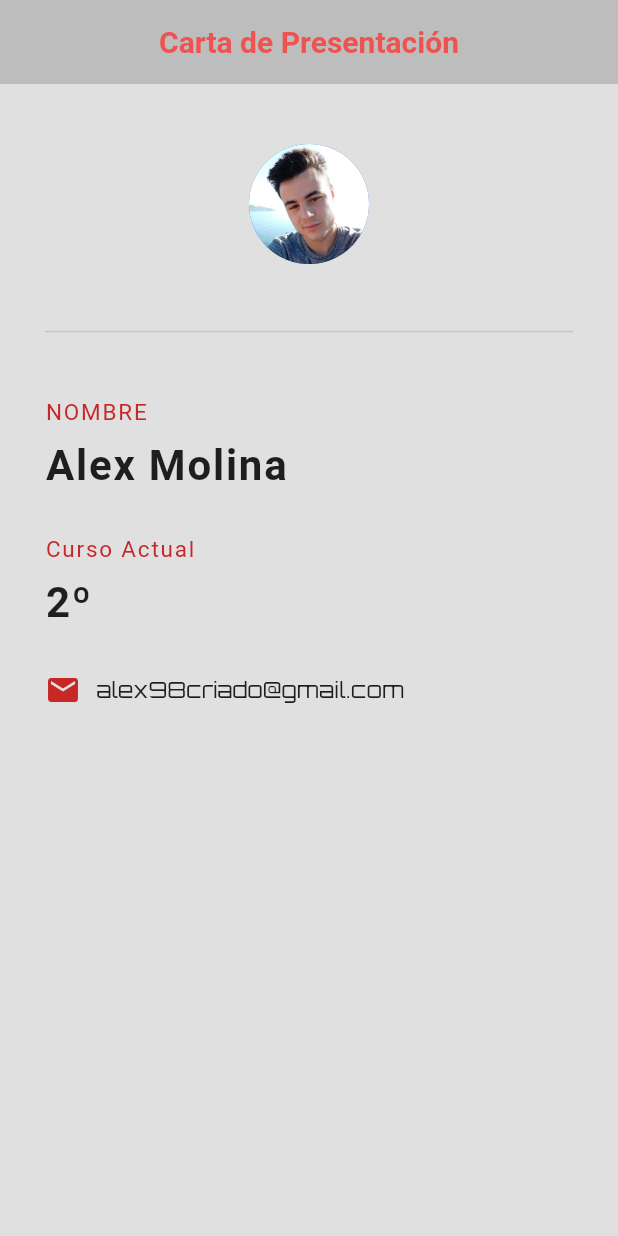
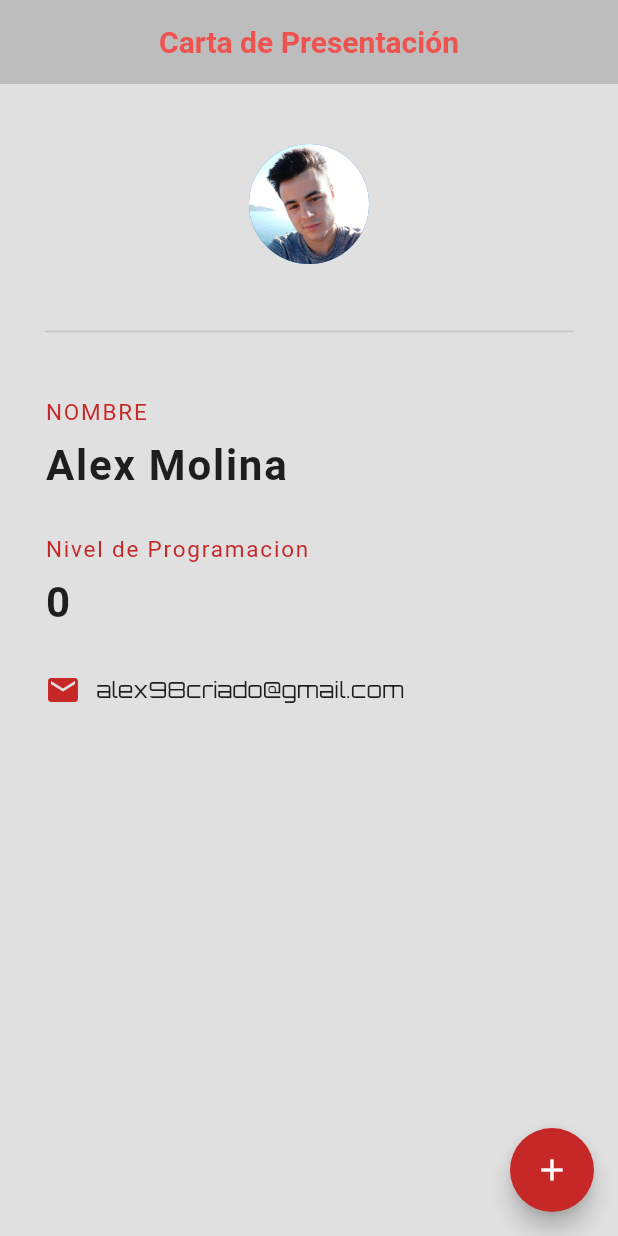
Before and after one commit to AlexMolina08/alex_id, a Flutter app: the screen it shows after launch, on a phone screen of 412 x 824 dp. Run offline on Flutter 3.47's test engine with Material 2 defaults, Android fonts, the phone set to English and light mode, and no system bars; missing offline and left inert: dart:ffi.

Commit message:
Increment programming level button added

```diff
--- a/lib/main.dart
+++ b/lib/main.dart
@@ -1,3 +1,5 @@
+import 'dart:ffi';
+
 import 'package:flutter/material.dart';
 
 void main() => runApp(MaterialApp(
@@ -12,7 +14,7 @@ class AlexCard extends StatefulWidget{
 
 class _AlexCardState extends State<AlexCard> {
 
-
+  int nivelAlex = 0;
 
   @override
   Widget build(BuildContext context){
@@ -26,6 +28,16 @@ class _AlexCardState extends State<AlexCard> {
         centerTitle: true,
         backgroundColor: Colors.grey[400],
         elevation: 0
+      ),
+
+      floatingActionButton: FloatingActionButton(
+        backgroundColor: Colors.red[800],
+        onPressed: (){
+          setState(() {
+            nivelAlex++;
+          });
+        },
+        child: Icon(Icons.add),
       ),
 
       //Limitamos con un Padding la columna
@@ -66,7 +78,7 @@ class _AlexCardState extends State<AlexCard> {
 
             SizedBox(height:30),
             Text(
-                'Curso Actual',
+                'Nivel de Programacion',
                 style: TextStyle(
                   color: Colors.red[800],
                   letterSpacing: 1.2,
@@ -75,7 +87,7 @@ class _AlexCardState extends State<AlexCard> {
             ),
             SizedBox(height: 10), //Este widget sirve para añadir espacio entre los otros
             Text(
-                '2º',
+                '$nivelAlex',
                 style: TextStyle(
                     color: Colors.black87,
                     letterSpacing: 1.2,
@@ -100,10 +112,9 @@ class _AlexCardState extends State<AlexCard> {
                  ),)
 
               ],
-
-            )
+            ),
           ]
-        )
+        ),
       )
     );
   }
```
